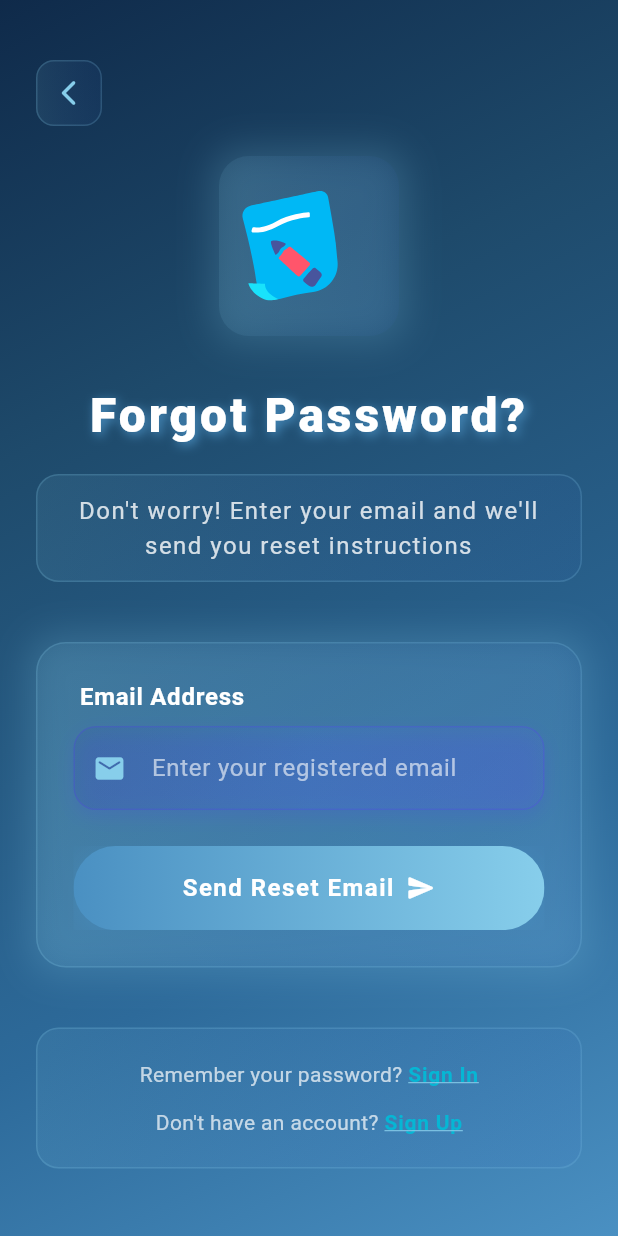
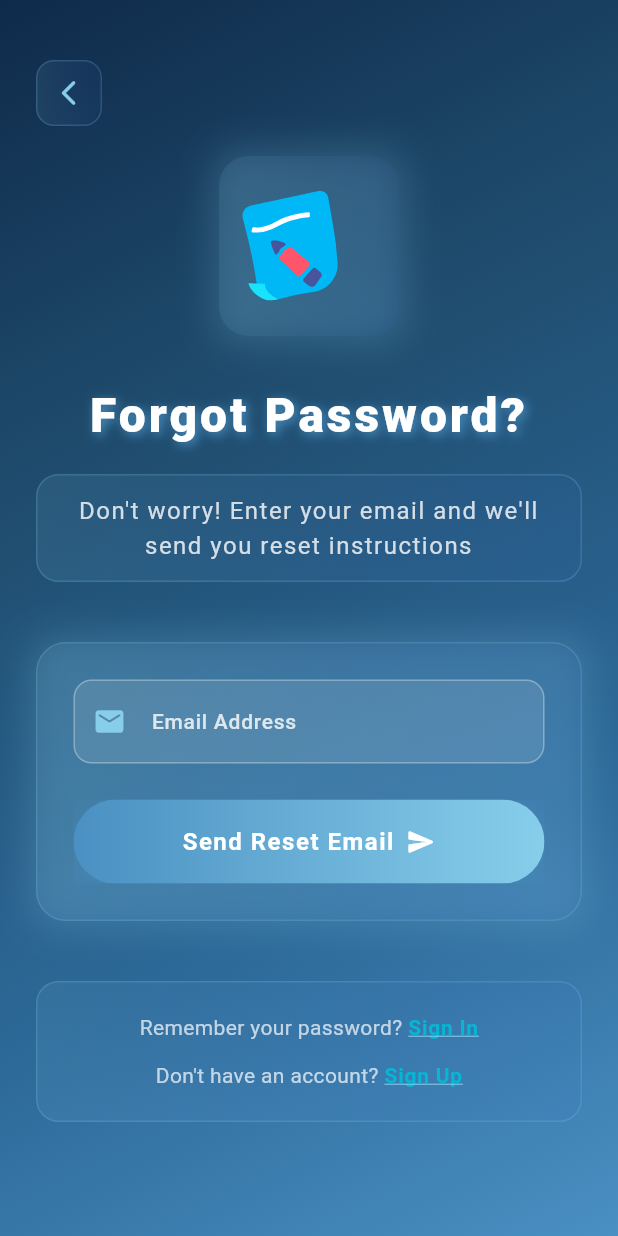
Before and after one commit to Ahmad-030/fyp_project, a Flutter app: the ForgotPasswordScreen screen opened directly, on a phone screen of 412 x 824 dp. Run offline on Flutter 3.47's test engine with Material 3 defaults, Android fonts, the phone set to English and light mode, and no system bars; our stand-ins replace firebase_auth, firebase_core, firebase_database, get, lottie, shared_preferences and 1 more; accounts and stored records are empty.

```diff
--- a/lib/Auth_Screens/Signup/Signup_Controller.dart
+++ b/lib/Auth_Screens/Signup/Signup_Controller.dart
@@ -175,7 +175,7 @@ class SignupController extends GetxController with GetTickerProviderStateMixin {
 
   Color getSecondaryButtonColor() => const Color(0xFF87CEEB);
 
-  Color getActiveIndicatorColor() => Colors.transparent;
+   Color getActiveIndicatorColor() => const Color(0xFF06B6D4);
 
   TextStyle getTitleTextStyle() {
     return const TextStyle(
--- a/lib/Widgets/Custom_TextField.dart
+++ b/lib/Widgets/Custom_TextField.dart
@@ -56,7 +56,7 @@ class CustomTextField extends StatefulWidget {
     this.contentPadding,
     this.fillColor,
     this.gradientColors,
-    this.borderRadius = 15.0,
+    this.borderRadius = 12.0,
     this.borderWidth = 1.0,
     this.borderColor,
     this.focusedBorderColor,
@@ -64,7 +64,7 @@ class CustomTextField extends StatefulWidget {
     this.textStyle,
     this.labelStyle,
     this.hintStyle,
-    this.showShadow = true,
+    this.showShadow = false,
     this.shadowBlurRadius = 10.0,
     this.shadowSpreadRadius = 0.0,
     this.shadowOffset = const Offset(0, 4),
@@ -84,16 +84,10 @@ class _CustomTextFieldState extends State<CustomTextField>
   bool _isFocused = false;
 
   // Default theme colors matching your app theme
-  List<Color> get _defaultGradientColors => [
-    const Color(0xFF1E3A8A), // Deep blue
-    const Color(0xFF3B82F6), // Blue
-    const Color(0xFF6366F1), // Indigo
-  ];
-
-  Color get _defaultBorderColor => const Color(0xFF4F46E5).withOpacity(0.3);
-  Color get _defaultFocusedBorderColor => const Color(0xFF6366F1);
-  Color get _defaultErrorBorderColor => const Color(0xFFEF4444);
-  Color get _defaultShadowColor => const Color(0xFF4F46E5).withOpacity(0.2);
+  Color get _defaultBorderColor => Colors.white.withOpacity(0.3);
+  Color get _defaultFocusedBorderColor => const Color(0xFF4A90C2);
+  Color get _defaultErrorBorderColor => Colors.red;
+  Color get _defaultShadowColor => const Color(0xFF4A90C2).withOpacity(0.2);
 
   @override
   void initState() {
@@ -105,7 +99,7 @@ class _CustomTextFieldState extends State<CustomTextField>
 
     _scaleAnimation = Tween<double>(
       begin: 1.0,
-      end: 1.02,
+      end: 1.0,
     ).animate(CurvedAnimation(
       parent: _animationController,
       curve: Curves.easeInOut,
@@ -140,49 +134,11 @@ class _CustomTextFieldState extends State<CustomTextField>
 
   @override
   Widget build(BuildContext context) {
-    return Column(
-      crossAxisAlignment: CrossAxisAlignment.start,
-      children: [
-        if (widget.label.isNotEmpty)
-          Padding(
-            padding: const EdgeInsets.only(bottom: 8.0, left: 4.0),
-            child: Text(
-              widget.label,
-              style: widget.labelStyle ??
-                  const TextStyle(
-                    color: Colors.white,
-                    fontSize: 16,
-                    fontWeight: FontWeight.w600,
-                    letterSpacing: 0.5,
-                  ),
-            ),
-          ),
-        AnimatedBuilder(
+    return AnimatedBuilder(
       animation: _animationController,
       builder: (context, child) {
-            return Transform.scale(
-              scale: _scaleAnimation.value,
-              child: Container(
-                decoration: BoxDecoration(
-                  borderRadius: BorderRadius.circular(widget.borderRadius),
-                  gradient: widget.gradientColors != null
-                      ? LinearGradient(
-                    colors: widget.gradientColors!,
-                  )
-                      : LinearGradient(
-                    colors: _defaultGradientColors.map((c) => c.withOpacity(0.1)).toList(),
-                  ),
-                  boxShadow: widget.showShadow
-                      ? [
-                    BoxShadow(
-                      color: widget.shadowColor ?? _defaultShadowColor,
-                      blurRadius: widget.shadowBlurRadius,
-                      spreadRadius: widget.shadowSpreadRadius,
-                      offset: widget.shadowOffset,
-                    ),
-                  ]
-                      : null,
-                ),
+        return Focus(
+          onFocusChange: _handleFocusChange,
           child: TextFormField(
             controller: widget.controller,
             obscureText: widget.isPassword && !_isPasswordVisible,
@@ -204,28 +160,29 @@ class _CustomTextFieldState extends State<CustomTextField>
                 ),
             onTapOutside: (_) => FocusScope.of(context).unfocus(),
             decoration: InputDecoration(
+              labelText: widget.label,
               hintText: widget.hintText,
+              labelStyle: widget.labelStyle ??
+                  TextStyle(
+                    color: Colors.white.withOpacity(0.8),
+                    fontSize: 14,
+                    fontWeight: FontWeight.w500,
+                  ),
               hintStyle: widget.hintStyle ??
                   TextStyle(
-                          color: Colors.white.withOpacity(0.6),
+                    color: Colors.white.withOpacity(0.5),
                     fontSize: 16,
                     fontWeight: FontWeight.w400,
                   ),
               prefixIcon: widget.prefixIcon,
               suffixIcon: widget.isPassword
                   ? IconButton(
-                      icon: AnimatedSwitcher(
-                        duration: const Duration(milliseconds: 300),
-                        child: Icon(
+                icon: Icon(
                   _isPasswordVisible
-                              ? Icons.visibility_off_rounded
-                              : Icons.visibility_rounded,
-                          key: ValueKey(_isPasswordVisible),
-                          color: _isFocused
-                              ? _defaultFocusedBorderColor
-                              : Colors.white.withOpacity(0.7),
+                      ? Icons.visibility_rounded
+                      : Icons.visibility_off_rounded,
+                  color: Colors.white.withOpacity(0.7),
                   size: 22,
-                        ),
                 ),
                 onPressed: () {
                   setState(() {
@@ -235,8 +192,8 @@ class _CustomTextFieldState extends State<CustomTextField>
               )
                   : widget.suffixIcon,
               contentPadding: widget.contentPadding ??
-                        const EdgeInsets.symmetric(horizontal: 20, vertical: 16),
-                    fillColor: widget.fillColor ?? Colors.transparent,
+                  const EdgeInsets.symmetric(horizontal: 16, vertical: 16),
+              fillColor: widget.fillColor ?? Colors.white.withOpacity(0.1),
               filled: true,
               border: OutlineInputBorder(
                 borderRadius: BorderRadius.circular(widget.borderRadius),
@@ -255,8 +212,8 @@ class _CustomTextFieldState extends State<CustomTextField>
               focusedBorder: OutlineInputBorder(
                 borderRadius: BorderRadius.circular(widget.borderRadius),
                 borderSide: BorderSide(
-                        color: _colorAnimation.value ?? _defaultFocusedBorderColor,
-                        width: widget.borderWidth + 0.5,
+                  color: widget.focusedBorderColor ?? _defaultFocusedBorderColor,
+                  width: 2,
                 ),
               ),
               errorBorder: OutlineInputBorder(
@@ -270,16 +227,14 @@ class _CustomTextFieldState extends State<CustomTextField>
                 borderRadius: BorderRadius.circular(widget.borderRadius),
                 borderSide: BorderSide(
                   color: widget.errorBorderColor ?? _defaultErrorBorderColor,
-                        width: widget.borderWidth + 0.5,
+                  width: 2,
                 ),
               ),
-                  ),
+              errorStyle: const TextStyle(color: Colors.redAccent),
             ),
           ),
         );
       },
-        ),
-      ],
     );
   }
 }
```
Lines whose indentation alone changed are shown as unchanged.
